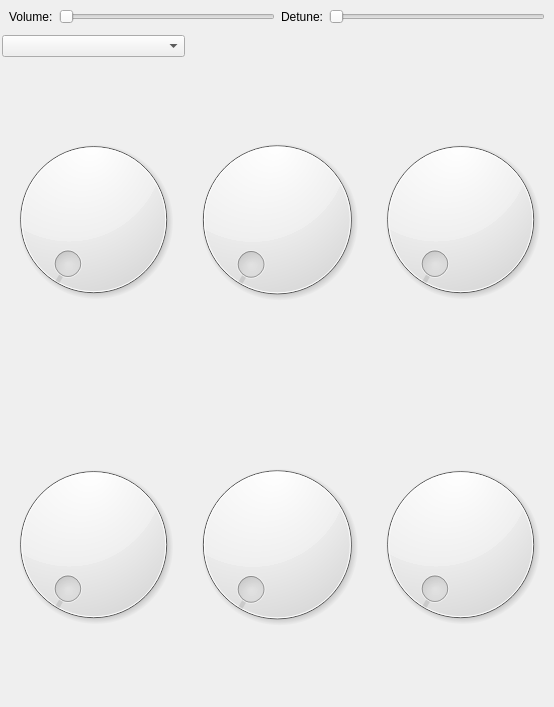
First picture: the form in src/NewUI/Addnote/VoiceWidgetExpanded.ui, repository saidinesh5/ZynAddSubFX, before the edit.
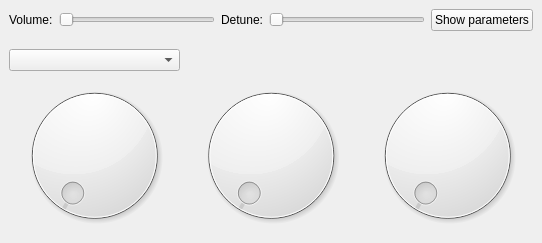
Second picture: the form after the edit. Custom widgets are drawn as their Qt base class.

Commit message: Added the dialog for voice parameters

Patch:
```diff
--- a/src/NewUI/Addnote/VoiceWidgetExpanded.ui
+++ b/src/NewUI/Addnote/VoiceWidgetExpanded.ui
@@ -6,8 +6,8 @@
    <rect>
     <x>0</x>
     <y>0</y>
-    <width>554</width>
-    <height>707</height>
+    <width>542</width>
+    <height>243</height>
    </rect>
   </property>
   <property name="windowTitle">
@@ -63,6 +63,13 @@
         </property>
        </widget>
       </item>
+      <item>
+       <widget class="QPushButton" name="showParameters">
+        <property name="text">
+         <string>Show parameters</string>
+        </property>
+       </widget>
+      </item>
      </layout>
     </widget>
    </item>
@@ -72,21 +79,13 @@
       <bool>true</bool>
      </property>
      <layout class="QGridLayout" name="gridLayout">
-      <property name="leftMargin">
-       <number>2</number>
-      </property>
-      <property name="topMargin">
-       <number>2</number>
-      </property>
-      <property name="rightMargin">
-       <number>2</number>
-      </property>
-      <property name="bottomMargin">
-       <number>0</number>
-      </property>
-      <property name="spacing">
-       <number>0</number>
-      </property>
+      <item row="0" column="0">
+       <widget class="ComboBox" name="comboBox_2">
+        <property name="controlId" stdset="0">
+         <string>OscilSmp.BaseFunc</string>
+        </property>
+       </widget>
+      </item>
       <item row="1" column="0">
        <widget class="Dial" name="dial">
         <property name="sizePolicy">
@@ -100,7 +99,7 @@
         </property>
        </widget>
       </item>
-      <item row="1" column="2">
+      <item row="1" column="1">
        <widget class="Dial" name="dial_2">
         <property name="sizePolicy">
          <sizepolicy hsizetype="Preferred" vsizetype="Preferred">
@@ -110,7 +109,7 @@
         </property>
        </widget>
       </item>
-      <item row="1" column="3">
+      <item row="1" column="2">
        <widget class="Dial" name="dial_3">
         <property name="sizePolicy">
          <sizepolicy hsizetype="Preferred" vsizetype="Preferred">
@@ -120,43 +119,6 @@
         </property>
        </widget>
       </item>
-      <item row="2" column="0">
-       <widget class="Dial" name="dial_6">
-        <property name="sizePolicy">
-         <sizepolicy hsizetype="Preferred" vsizetype="Preferred">
-          <horstretch>0</horstretch>
-          <verstretch>0</verstretch>
-         </sizepolicy>
-        </property>
-       </widget>
-      </item>
-      <item row="2" column="2">
-       <widget class="Dial" name="dial_5">
-        <property name="sizePolicy">
-         <sizepolicy hsizetype="Preferred" vsizetype="Preferred">
-          <horstretch>0</horstretch>
-          <verstretch>0</verstretch>
-         </sizepolicy>
-        </property>
-       </widget>
-      </item>
-      <item row="2" column="3">
-       <widget class="Dial" name="dial_4">
-        <property name="sizePolicy">
-         <sizepolicy hsizetype="Preferred" vsizetype="Preferred">
-          <horstretch>0</horstretch>
-          <verstretch>0</verstretch>
-         </sizepolicy>
-        </property>
-       </widget>
-      </item>
-      <item row="0" column="0">
-       <widget class="ComboBox" name="comboBox_2">
-        <property name="controlId" stdset="0">
-         <string>OscilSmp.BaseFunc</string>
-        </property>
-       </widget>
-      </item>
      </layout>
     </widget>
    </item>
```
The commit also changes 8 other files.
